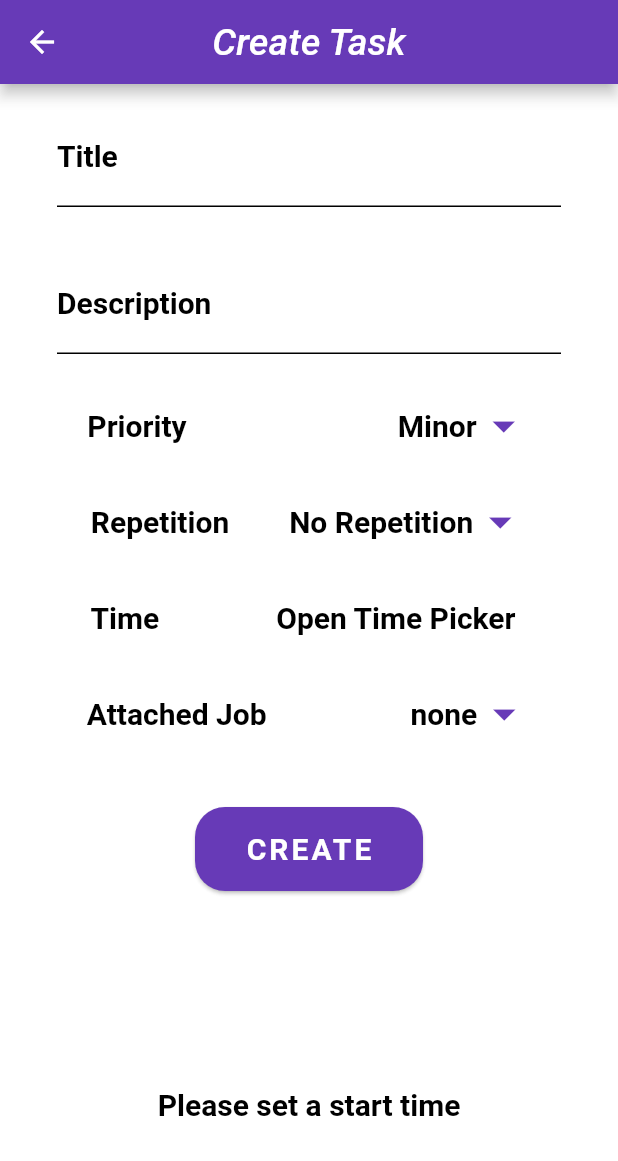
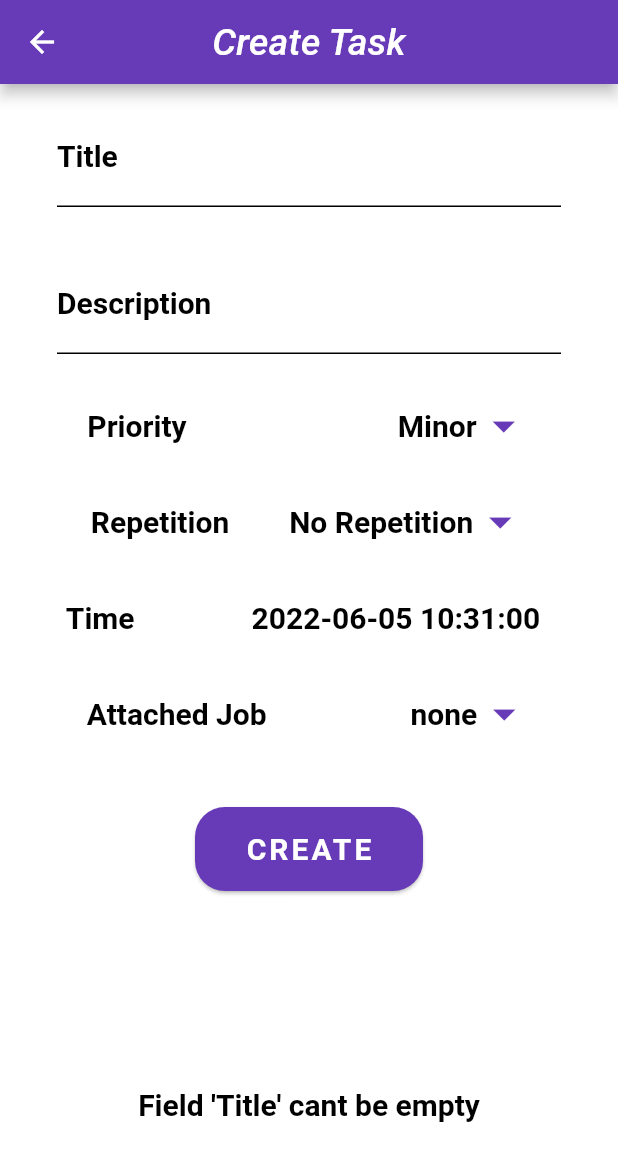
Before and after one commit to yusufaktog/Reminder-Assistant, a Flutter app: the CreateTaskPage screen opened directly, after a tap on "CREATE", on a phone screen of 412 x 824 dp. Shown: the top 1161 px of the screen. Run offline on Flutter 3.47's test engine with Material 2 defaults, Android fonts, the phone set to English and light mode, and no system bars; our stand-ins replace cloud_firestore, firebase_auth, firebase_core, flutter_datetime_picker, flutter_local_notifications, flutter_native_timezone and 3 more; accounts and stored records are empty; Roboto replaces fonts that are missing (Georgia).

Commit message:
last improvements

```diff
--- a/lib/model/task.dart
+++ b/lib/model/task.dart
@@ -6,9 +6,11 @@ class Task {
   final String priority;
   final int notificationId;
   final String repetition;
+  final String? jop;
 
   Task(
       {this.id,
+      this.jop,
       required this.repetition,
       required this.priority,
       required this.time,
--- a/lib/pages/create_task.dart
+++ b/lib/pages/create_task.dart
@@ -1,6 +1,5 @@
 import 'dart:math';
 
-import 'package:firebase_core/firebase_core.dart';
 import 'package:flutter/cupertino.dart';
 import 'package:flutter/material.dart';
 import 'package:flutter_datetime_picker/flutter_datetime_picker.dart';
@@ -12,17 +11,6 @@ import '../builders.dart';
 import '../constants.dart';
 import '../model/task.dart';
 
-Future<void> main() async {
-  WidgetsFlutterBinding.ensureInitialized();
-  await Firebase.initializeApp(options: options);
-
-  runApp(MaterialApp(
-    home: const CreateTaskPage(),
-    debugShowCheckedModeBanner: false,
-    theme: mainTheme,
-  ));
-}
-
 class CreateTaskPage extends StatefulWidget {
   const CreateTaskPage({Key? key}) : super(key: key);
 
@@ -33,9 +21,8 @@ class CreateTaskPage extends StatefulWidget {
 class _CreateTaskPageState extends State<CreateTaskPage> {
   final List<String> _priorityItems = <String>['Minor', 'Medium', 'Major', 'Critical'];
   final List<String> _repetitionItems = <String>["No Repetition", "Every Minute", "Hourly", "Daily", "Weekly", "Monthly", "Yearly"];
-
   final List<String> _jobItems = <String>["none", "Open Url", "Phone Call", "Send Email", "Send Sms"];
-
+  var _repetitive = true;
   var _title = "";
   var _description = "";
   var _priority = "";
@@ -129,10 +116,14 @@ class _CreateTaskPageState extends State<CreateTaskPage> {
                           _repetitionItems.remove(value);
                           _repetitionItems.insert(0, value);
                           if (_repetition == "No Repetition" || _repetition == "Every Minute" || _repetition == "Hourly") {
+                            _repetitive = false;
                             _timeButtonDisabled = true;
                           } else {
                             _timeButtonDisabled = false;
                           }
+                          setState(() {
+                            _timeButtonDisabled ? _initialTimeText = DateTime.now().toString().split('.')[0] : _initialTimeText = "Open Time Picker";
+                          });
                         });
                       },
                       dropDownValue: _repetitionItems.first,
@@ -151,7 +142,7 @@ class _CreateTaskPageState extends State<CreateTaskPage> {
                   Container(
                     padding: const EdgeInsets.symmetric(vertical: 8),
                     child: CustomTextButton(
-                        text: _timeButtonDisabled ? DateTime.now().toString().split('.')[0] : _initialTimeText,
+                        text: _initialTimeText,
                         textStyle: mainTheme.textTheme.headline5,
                         onPressed: () {
                           if (_timeButtonDisabled) {
@@ -268,7 +259,7 @@ class _CreateTaskPageState extends State<CreateTaskPage> {
                       if (_title.isEmpty) {
                         _errors.add(titleError);
                       }
-                      if (_initialTimeText == "Open Time Picker") {
+                      if (_initialTimeText == "Open Time Picker" && _repetitive) {
                         _errors.add(timeError);
                       }
 
@@ -276,7 +267,6 @@ class _CreateTaskPageState extends State<CreateTaskPage> {
                       // fit to 2^32
                       while (_notificationId >= 0x7fffffff) {
                         _notificationId = (_notificationId * Random().nextDouble()).toInt();
-                        debugPrint(_notificationId.toString());
                       }
 
                       if (_errors.isNotEmpty) {
@@ -285,7 +275,6 @@ class _CreateTaskPageState extends State<CreateTaskPage> {
                         }
                         return;
                       }
-
                       String _taskId = await _taskService.createTask(Task(
                           priority: _priority,
                           description: _description,
@@ -303,8 +292,9 @@ class _CreateTaskPageState extends State<CreateTaskPage> {
                         if (_emailAddress.isNotEmpty) 'emailAddress': _emailAddress
                       });
 
+                      DateTime currentTime = DateTime.now().add(const Duration(minutes: 1));
                       if (_repetition == "No Repetition") {
-                        _notificationService.createScheduledNotificationWithNoRepetition(_title, _description, _notificationId, _time, _taskId);
+                        _notificationService.createScheduledNotificationWithNoRepetition(_title, _description, _notificationId, currentTime, _taskId);
                       } else if (_repetition == "Every Minute") {
                         _notificationService.createScheduledNotificationWithRepeatInterval(
                             _title, _description, _notificationId, RepeatInterval.everyMinute, _taskId);
@@ -315,9 +305,8 @@ class _CreateTaskPageState extends State<CreateTaskPage> {
                         _notificationService.createCustomScheduledNotification(
                             _title, _description, _notificationId, _time, convertStringToRepetitionType(_repetition), _taskId);
                       }
-
+                      Navigator.of(context).pop();
                       showToastMessage("Task successfully created", Colors.black, 20);
-                      Navigator.of(context).pop();
                       _errors.clear();
                     },
                     textStyle: mainTheme.textTheme.headline2,
@@ -330,4 +319,11 @@ class _CreateTaskPageState extends State<CreateTaskPage> {
       ),
     );
   }
+
+  @override
+  void initState() {
+    super.initState();
+    _errors.clear();
+    _initialTimeText = DateTime.now().add(const Duration(minutes: 1)).toString().split('.')[0];
+  }
 }
--- a/pubspec.yaml
+++ b/pubspec.yaml
@@ -37,7 +37,6 @@ dependencies:
   cupertino_icons: ^1.0.2
   google_fonts: ^2.3.2
   flutter_datetime_picker: ^1.5.1
-  multiselect_formfield: ^0.1.7
   firebase_messaging: ^11.4.0
   flutter_local_notifications: ^9.5.3+1
   http: ^0.13.4
```
Also changed, not shown: lib/main.dart (+0 -22 lines), lib/pages/authorized_user.dart (+6 -21 lines), lib/pages/task_card.dart (+16 -7 lines), lib/service/notification.dart (+11 -37 lines), pubspec.lock.
